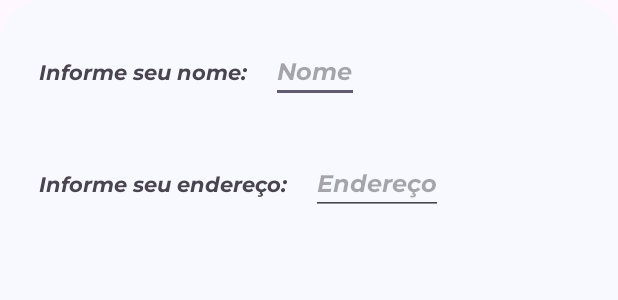
After one commit to wiliansSilva/PetRescue, an Android app: the layout pet_rescue_bottom_sheet.xml on its own in the app's theme, with its tools: preview values and no code run, on a phone screen of 412 x 824 dp. The commit adds this screen. Shown: the top 300 px of the screen. Run offline under Robolectric (Android 15) with nearby library versions, the phone set to English and light mode, and no system bars.

Commit message:
Home WIP

```diff
--- a/app/build.gradle.kts
+++ b/app/build.gradle.kts
@@ -1,6 +1,7 @@
 plugins {
     alias(libs.plugins.android.application)
     alias(libs.plugins.jetbrains.kotlin.android)
+    alias(libs.plugins.safeargs)
 }
 
 android {
--- /dev/null
+++ b/app/src/main/res/drawable/arrow_down.xml
@@ -0,0 +1,5 @@
+<vector xmlns:android="http://schemas.android.com/apk/res/android" android:height="24dp" android:tint="#000000" android:viewportHeight="24" android:viewportWidth="24" android:width="24dp">
+
+    <path android:fillColor="@android:color/white" android:pathData="M7.41,8.59L12,13.17l4.59,-4.58L18,10l-6,6 -6,-6 1.41,-1.41z"/>
+
+</vector>
--- /dev/null
+++ b/app/src/main/res/drawable/dialog_bg.xml
@@ -0,0 +1,16 @@
+<?xml version="1.0" encoding="utf-8"?>
+<shape xmlns:android="http://schemas.android.com/apk/res/android">
+
+    <solid
+        android:color="#F8F8ff"/>
+
+    <corners
+        android:topLeftRadius="30dp"
+        android:topRightRadius="30dp"/>
+
+    <padding
+        android:left="10dp"
+        android:right="10dp"
+        android:top="10dp"
+        android:bottom="10dp"/>
+</shape>
--- /dev/null
+++ b/app/src/main/res/layout/pet_rescue_bottom_sheet.xml
@@ -0,0 +1,57 @@
+<?xml version="1.0" encoding="utf-8"?>
+<androidx.appcompat.widget.LinearLayoutCompat xmlns:android="http://schemas.android.com/apk/res/android"
+    android:layout_width="match_parent"
+    android:layout_height="wrap_content"
+    android:orientation="vertical"
+    android:background="@drawable/dialog_bg">
+
+    <androidx.appcompat.widget.LinearLayoutCompat
+        android:layout_width="match_parent"
+        android:layout_height="wrap_content"
+        android:layout_gravity="center"
+        android:orientation="horizontal">
+
+        <androidx.appcompat.widget.AppCompatTextView
+            android:layout_width="wrap_content"
+            android:layout_height="wrap_content"
+            android:layout_marginHorizontal="@dimen/dimen16"
+            android:layout_marginTop="@dimen/dimen16"
+            android:text="@string/pet_rescue_bottom_sheet_input_name"
+            android:fontFamily="@font/montserratbolditalic"/>
+
+        <com.google.android.material.textfield.TextInputEditText
+            android:layout_width="wrap_content"
+            android:layout_height="wrap_content"
+            android:layout_marginTop="@dimen/dimen16"
+            android:fontFamily="@font/montserratbolditalic"
+            android:textSize="@dimen/dimen16Text"
+            android:hint="Nome"/>
+
+    </androidx.appcompat.widget.LinearLayoutCompat>
+
+    <androidx.appcompat.widget.LinearLayoutCompat
+        android:layout_width="match_parent"
+        android:layout_height="wrap_content"
+        android:layout_gravity="center"
+        android:orientation="horizontal"
+        android:layout_marginBottom="@dimen/dimen64"
+        android:layout_marginTop="@dimen/dimen16">
+
+        <androidx.appcompat.widget.AppCompatTextView
+            android:layout_width="wrap_content"
+            android:layout_height="wrap_content"
+            android:layout_marginHorizontal="@dimen/dimen16"
+            android:layout_marginTop="@dimen/dimen16"
+            android:text="@string/pet_rescue_bottom_sheet_input_address"
+            android:fontFamily="@font/montserratbolditalic"/>
+
+        <com.google.android.material.textfield.TextInputEditText
+            android:layout_width="wrap_content"
+            android:layout_height="wrap_content"
+            android:layout_marginTop="@dimen/dimen16"
+            android:fontFamily="@font/montserratbolditalic"
+            android:textSize="@dimen/dimen16Text"
+            android:hint="Endereço"/>
+
+    </androidx.appcompat.widget.LinearLayoutCompat>
+</androidx.appcompat.widget.LinearLayoutCompat>
--- a/app/src/main/res/values/colors.xml
+++ b/app/src/main/res/values/colors.xml
@@ -2,4 +2,5 @@
 <resources>
     <color name="black">#FF000000</color>
     <color name="white">#FFFFFFFF</color>
+    <color name="pet_rescue_color">#dc151e</color>
 </resources>
--- /dev/null
+++ b/app/src/main/res/values/dimens.xml
@@ -0,0 +1,10 @@
+<?xml version="1.0" encoding="utf-8"?>
+<resources>
+    <dimen name="dimen8">8dp</dimen>
+    <dimen name="dimen16">16dp</dimen>
+    <dimen name="dimen32">32dp</dimen>
+    <dimen name="dimen64">64dp</dimen>
+
+    <dimen name="dimen16Text">16sp</dimen>
+    <dimen name="dimen32Text">32sp</dimen>
+</resources>
--- a/app/src/main/res/values/strings.xml
+++ b/app/src/main/res/values/strings.xml
@@ -1,5 +1,13 @@
 <resources>
     <string name="app_name">PetRescue</string>
-    <!-- TODO: Remove or change this placeholder text -->
-    <string name="hello_blank_fragment">Hello blank fragment</string>
+
+    <string name="pet_rescue_splash_title">PawsRescue</string>
+    <string name="pet_rescue_splash_subtitle">Find your perfect companion</string>
+    <string name="pet_rescue_splash_button">Get started</string>
+
+    <string name="pet_rescue_home_header_placeholder">Informe seu endereço</string>
+
+    <string name="pet_rescue_bottom_sheet_input_name">Informe seu nome: </string>
+    <string name="pet_rescue_bottom_sheet_input_address">Informe seu endereço: </string>
+
 </resources>
--- a/app/src/main/res/values/themes.xml
+++ b/app/src/main/res/values/themes.xml
@@ -6,4 +6,9 @@
     </style>
 
     <style name="Theme.PetRescue" parent="Base.Theme.PetRescue" />
+
+    <style name="DialogAnimation">
+        <item name="android:windowEnterAnimation">@anim/slide_in_bottom</item>
+        <item name="android:windowExitAnimation">@anim/slide_out_bottom</item>
+    </style>
 </resources>
--- a/gradle/libs.versions.toml
+++ b/gradle/libs.versions.toml
@@ -11,6 +11,7 @@ activity = "1.8.0"
 constraintlayout = "2.1.4"
 navigationFragmentKtx = "2.7.7"
 navigationUiKtx = "2.7.7"
+safeArgs = "2.6.0"
 
 [libraries]
 androidx-core-ktx = { group = "androidx.core", name = "core-ktx", version.ref = "coreKtx" }
@@ -28,3 +29,4 @@ androidx-navigation-ui-ktx = { group = "androidx.navigation", name = "navigation
 [plugins]
 android-application = { id = "com.android.application", version.ref = "agp" }
 jetbrains-kotlin-android = { id = "org.jetbrains.kotlin.android", version.ref = "kotlin" }
+safeargs = {id = "androidx.navigation.safeargs.kotlin", version.ref = "safeArgs"}
```
Also changed, not shown: app/src/main/java/com/example/petrescue/ui/PetRescueHomeFragment.kt (added, +57 -0 lines), app/src/main/java/com/example/petrescue/ui/PetRescueSplashFragment.kt (+20 -3 lines), app/src/main/res/anim/slide_in_bottom.xml (added, +7 -0 lines), app/src/main/res/anim/slide_out_bottom.xml (added, +7 -0 lines), app/src/main/res/drawable/edit_text_bg.xml (added, +13 -0 lines), app/src/main/res/layout/fragment_pet_rescue_home.xml (added, +21 -0 lines), app/src/main/res/layout/fragment_pet_rescue_splash.xml (+14 -14 lines), app/src/main/res/navigation/pet_rescue_nav_graph.xml (+10 -1 lines).
